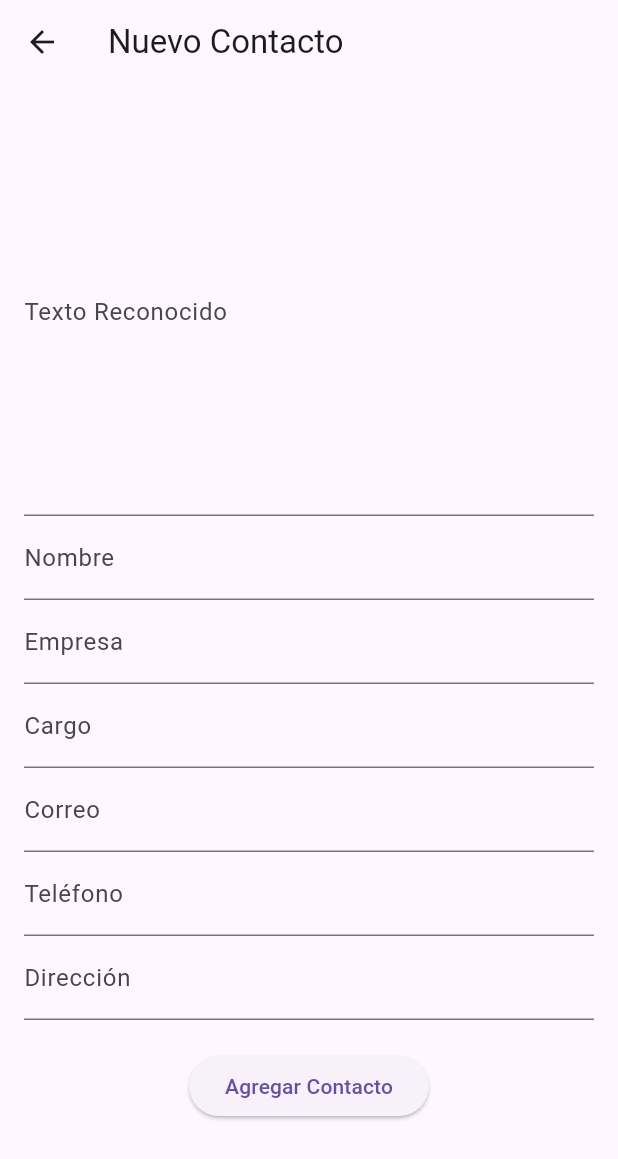
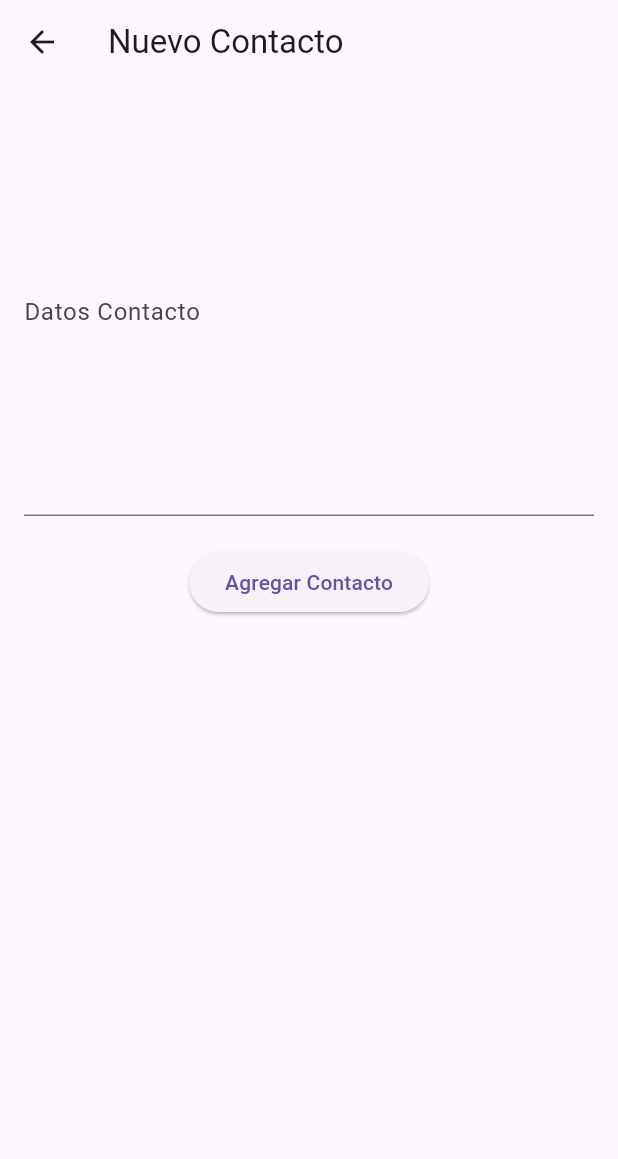
Before and after one commit to harflores/danich_ocr_contact, a Flutter app: the ContactFormScreen screen opened directly, on a phone screen of 412 x 824 dp. Shown: the top 1159 px of the screen. Run offline on Flutter 3.47's test engine with Material 3 defaults, Android fonts, the phone set to English and light mode, and no system bars; our stand-ins replace camera, sqflite; missing offline and left inert: flutter_email_sender, google_mlkit_text_recognition; accounts and stored records are empty.

Commit message:
* Carga de iconos * Modificacion BD para solo atributo id y textCapture

```diff
--- a/lib/database/database_service.dart
+++ b/lib/database/database_service.dart
@@ -6,18 +6,12 @@ class DatabaseService {
   static Database? _db;
 
   // Nombre de la base de datos y tabla
-  static const String DB_NAME = 'contacts_db.db';
-  static const String TABLE_CONTACTS = 'contacts';
+  static const String dbName = 'contacts_db.db';
+  static const String tableContacts = 'contacts';
 
   // Columnas de la tabla de contactos
-  static const String COL_ID = 'id';
-  static const String COL_NOMBRE = 'nombre';
-  static const String COL_EMPRESA = 'empresa';
-  static const String COL_CARGO = 'cargo';
-  static const String COL_CORREO = 'correo';
-  static const String COL_TELEFONO = 'telefono';
-  static const String COL_DIRECCION = 'direccion';
-  static const String COL_TEXTORECONOCIDO = 'textoReconocido';
+  static const String colId = 'id';
+  static const String colTextCapture = 'textCapture';
 
   /// Obtener instancia de la base de datos (inicializar si es necesario)
   static Future<Database> _getDatabase() async {
@@ -26,22 +20,16 @@ class DatabaseService {
     }
     // Obtener ruta del directorio de bases de datos en el dispositivo
     final dbPath = await getDatabasesPath();
-    final path = join(dbPath, DB_NAME);
+    final path = join(dbPath, dbName);
     // Abrir la base de datos, creando la tabla si aún no existe
     _db = await openDatabase(
       path,
       version: 1,
       onCreate: (Database db, int version) async {
         await db.execute('''
-          CREATE TABLE $TABLE_CONTACTS (
-            $COL_ID INTEGER PRIMARY KEY AUTOINCREMENT,
-            $COL_NOMBRE TEXT,
-            $COL_EMPRESA TEXT,
-            $COL_CARGO TEXT,
-            $COL_CORREO TEXT,
-            $COL_TELEFONO TEXT,
-            $COL_DIRECCION TEXT,
-            $COL_TEXTORECONOCIDO TEXT
+          CREATE TABLE $tableContacts (
+            $colId INTEGER PRIMARY KEY AUTOINCREMENT,
+            $colTextCapture TEXT
           )
         ''');
       },
@@ -53,14 +41,14 @@ class DatabaseService {
   static Future<int> insertContact(Contact contact) async {
     final db = await _getDatabase();
     // Convertir Contact a mapa y realizar la inserción
-    int id = await db.insert(TABLE_CONTACTS, contact.toMap());
+    int id = await db.insert(tableContacts, contact.toMap());
     return id;
   }
 
   /// Obtener todos los contactos desde la base de datos
   static Future<List<Contact>> getAllContacts() async {
     final db = await _getDatabase();
-    final List<Map<String, dynamic>> results = await db.query(TABLE_CONTACTS);
+    final List<Map<String, dynamic>> results = await db.query(tableContacts);
     // Convertir cada map a Contact
     List<Contact> contacts = results.map((map) => Contact.fromMap(map)).toList();
     return contacts;
@@ -71,9 +59,9 @@ class DatabaseService {
     final db = await _getDatabase();
     if (contact.id == null) return 0;
     return await db.update(
-      TABLE_CONTACTS,
+      tableContacts,
       contact.toMap(),
-      where: '$COL_ID = ?',
+      where: '$colId = ?',
       whereArgs: [contact.id],
     );
   }
@@ -82,8 +70,8 @@ class DatabaseService {
   static Future<int> deleteContact(int id) async {
     final db = await _getDatabase();
     return await db.delete(
-      TABLE_CONTACTS,
-      where: '$COL_ID = ?',
+      tableContacts,
+      where: '$colId = ?',
       whereArgs: [id],
     );
   }
--- a/lib/main.dart
+++ b/lib/main.dart
@@ -18,6 +18,7 @@ class MyApp extends StatelessWidget {
         ChangeNotifierProvider(create: (_) => ContactProvider()),
       ],
       child: MaterialApp(
+        debugShowCheckedModeBanner: false,
         title: 'Contact Scanner',
         theme: ThemeData(
           primarySwatch: Colors.teal,
--- a/lib/models/contact.dart
+++ b/lib/models/contact.dart
@@ -1,36 +1,18 @@
 /// Modelo de datos para un Contacto
 class Contact {
   int? id;                // ID del contacto (clave primaria en la base de datos)
-  String nombre;
-  String empresa;
-  String cargo;
-  String correo;
-  String telefono;
-  String direccion;
-  String textoReconocido;
+  String textCapture;
 
   Contact({
     this.id,
-    required this.nombre,
-    required this.empresa,
-    required this.cargo,
-    required this.correo,
-    required this.telefono,
-    required this.direccion,
-    required this.textoReconocido
+    required this.textCapture
   });
 
   /// Constructor para crear Contact desde un Map (por ejemplo, de la base de datos)
   factory Contact.fromMap(Map<String, dynamic> map) {
     return Contact(
       id: map['id'] as int?,
-      nombre: map['nombre'] ?? '',
-      empresa: map['empresa'] ?? '',
-      cargo: map['cargo'] ?? '',
-      correo: map['correo'] ?? '',
-      telefono: map['telefono'] ?? '',
-      direccion: map['direccion'] ?? '',
-      textoReconocido: map['TextoReconocido'] ?? '',
+      textCapture: map['textCapture'] ?? '',
     );
   }
 
@@ -38,13 +20,7 @@ class Contact {
   Map<String, dynamic> toMap() {
     return {
       'id': id,
-      'nombre': nombre,
-      'empresa': empresa,
-      'cargo': cargo,
-      'correo': correo,
-      'telefono': telefono,
-      'direccion': direccion,
-      'textoReconocido': textoReconocido
+      'textCapture': textCapture
     };
   }
 }
--- a/lib/services/api_service.dart
+++ b/lib/services/api_service.dart
@@ -1,50 +1,16 @@
-import 'dart:convert';
-import 'package:http/http.dart' as http;
 import '../models/contact.dart';
 
 class ApiService {
-  final String _endpoint = 'http://192.168.70.33:8093/v1/completions';
 
   /// Envía el texto reconocido al servidor de IA y devuelve un Contact con la info extraída.
   Future<Contact?> procesarTexto(String texto) async {
     try {
-      // // Construir el cuerpo de la solicitud, enviando el texto reconocido
-      // final requestBody = jsonEncode({
-      //   "prompt": "Copia el $texto y ordena por nombre, empresa, cargo, correo, teléfono y dirección.",
-      // });
-
-      // final response = await http.post(
-      //   Uri.parse(_endpoint),
-      //   headers: {"Content-Type": "application/json"},
-      //   body: requestBody,
-      // );
-
       if(texto.isNotEmpty){
         Contact contact = Contact(
-          nombre: '',
-          empresa: '',
-          cargo: '',
-          correo: '',
-          telefono: '',
-          direccion: '',
-          textoReconocido: texto,
+          textCapture: texto,
         );
-      // }
-
-      // if (response.statusCode == 200) {
-      //   final data = jsonDecode(response.body);
-      //   Contact contact = Contact(
-      //     nombre: data["nombre"] ?? '',
-      //     empresa: data["empresa"] ?? '',
-      //     cargo: data["cargo"] ?? '',
-      //     correo: data["correo"] ?? '',
-      //     telefono: data["telefono"] ?? '',
-      //     direccion: data["direccion"] ?? '',
-      //     textoReconocido: texto,
-      //   );
         return contact;
       } else {
-        // print("Error API: ${response.statusCode} - ${response.body}");
         return null;
       }
     } catch (e) {
--- a/lib/services/export_service.dart
+++ b/lib/services/export_service.dart
@@ -23,7 +23,7 @@ class ExportService {
       final Email email = Email(
         body: 'Adjunto encontrarás el archivo JSON con los contactos exportados.',
         subject: 'Exportación de Contactos',
-        recipients: [],  // Puede dejarse vacío para que el usuario elija el destinatario
+        recipients: ["h.flores@danich.com"],  // Puede dejarse vacío para que el usuario elija el destinatario
         attachmentPaths: [filePath],
         isHTML: false,
       );
--- a/lib/ui/contact_form_screen.dart
+++ b/lib/ui/contact_form_screen.dart
@@ -5,47 +5,29 @@ import '../providers/contact_provider.dart';
 
 class ContactFormScreen extends StatefulWidget {
   final Contact? contact;
-  const ContactFormScreen({Key? key, this.contact}) : super(key: key);
+  const ContactFormScreen({super.key, this.contact});
 
   @override
-  _ContactFormScreenState createState() => _ContactFormScreenState();
+  ContactFormScreenState createState() => ContactFormScreenState();
 }
 
-class _ContactFormScreenState extends State<ContactFormScreen> {
+class ContactFormScreenState extends State<ContactFormScreen> {
   // GlobalKey para el formulario
   final _formKey = GlobalKey<FormState>();
 
   // Controladores de texto para cada campo
-  late TextEditingController _nombreController;
-  late TextEditingController _empresaController;
-  late TextEditingController _cargoController;
-  late TextEditingController _correoController;
-  late TextEditingController _telefonoController;
-  late TextEditingController _direccionController;
   late TextEditingController _textoReconocidoController;
 
   @override
   void initState() {
     super.initState();
     // Inicializar controladores, usando los datos del contacto si existe
-    _nombreController = TextEditingController(text: widget.contact?.nombre ?? '');
-    _empresaController = TextEditingController(text: widget.contact?.empresa ?? '');
-    _cargoController = TextEditingController(text: widget.contact?.cargo ?? '');
-    _correoController = TextEditingController(text: widget.contact?.correo ?? '');
-    _telefonoController = TextEditingController(text: widget.contact?.telefono ?? '');
-    _direccionController = TextEditingController(text: widget.contact?.direccion ?? '');
-    _textoReconocidoController = TextEditingController(text: widget.contact?.textoReconocido ?? '');
+    _textoReconocidoController = TextEditingController(text: widget.contact?.textCapture ?? '');
   }
 
   @override
   void dispose() {
     // Liberar recursos de los controladores al salir
-    _nombreController.dispose();
-    _empresaController.dispose();
-    _cargoController.dispose();
-    _correoController.dispose();
-    _telefonoController.dispose();
-    _direccionController.dispose();
     _textoReconocidoController.dispose();
     super.dispose();
   }
@@ -66,35 +48,8 @@ class _ContactFormScreenState extends State<ContactFormScreen> {
               children: [
                 TextFormField(
                   controller: _textoReconocidoController,
-                  decoration: InputDecoration(labelText: 'Texto Reconocido'),
+                  decoration: InputDecoration(labelText: 'Datos Contacto'),
                   maxLines: 10,
-                ),
-                TextFormField(
-                  controller: _nombreController,
-                  decoration: InputDecoration(labelText: 'Nombre'),
-                  validator: (value) => value == null || value.isEmpty ? 'Ingrese el nombre' : null,
-                ),
-                TextFormField(
-                  controller: _empresaController,
-                  decoration: InputDecoration(labelText: 'Empresa'),
-                ),
-                TextFormField(
-                  controller: _cargoController,
-                  decoration: InputDecoration(labelText: 'Cargo'),
-                ),
-                TextFormField(
-                  controller: _correoController,
-                  decoration: InputDecoration(labelText: 'Correo'),
-                  keyboardType: TextInputType.emailAddress,
-                ),
-                TextFormField(
-                  controller: _telefonoController,
-                  decoration: InputDecoration(labelText: 'Teléfono'),
-                  keyboardType: TextInputType.phone,
-                ),
-                TextFormField(
-                  controller: _direccionController,
-                  decoration: InputDecoration(labelText: 'Dirección'),
                 ),
                 SizedBox(height: 20),
                 ElevatedButton(
@@ -104,13 +59,7 @@ class _ContactFormScreenState extends State<ContactFormScreen> {
                       // Crear/actualizar el objeto Contact
                       Contact newData = Contact(
                         id: widget.contact?.id,
-                        nombre: _nombreController.text,
-                        empresa: _empresaController.text,
-                        cargo: _cargoController.text,
-                        correo: _correoController.text,
-                        telefono: _telefonoController.text,
-                        direccion: _direccionController.text,
-                        textoReconocido: _textoReconocidoController.text,
+                        textCapture: _textoReconocidoController.text,
                       );
                       // Usar provider para guardar en BD y actualizar estado
                       final provider = Provider.of<ContactProvider>(context, listen: false);
```
Also changed, not shown: lib/ui/camera_screen.dart (+8 -5 lines), lib/ui/contacts_list_screen.dart (+52 -20 lines), lib/utils/constants.dart (added, +8 -0 lines), pubspec.yaml (+16 -3 lines), assets/icon/icon.png (added), pubspec.lock, 28 other files.
